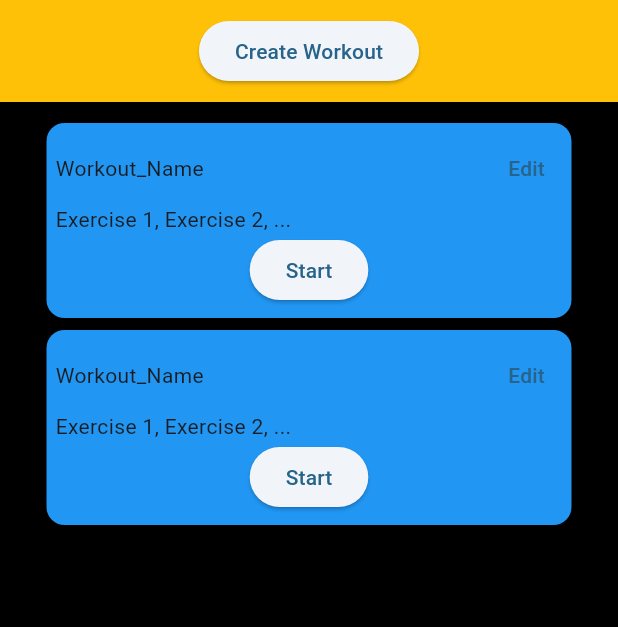
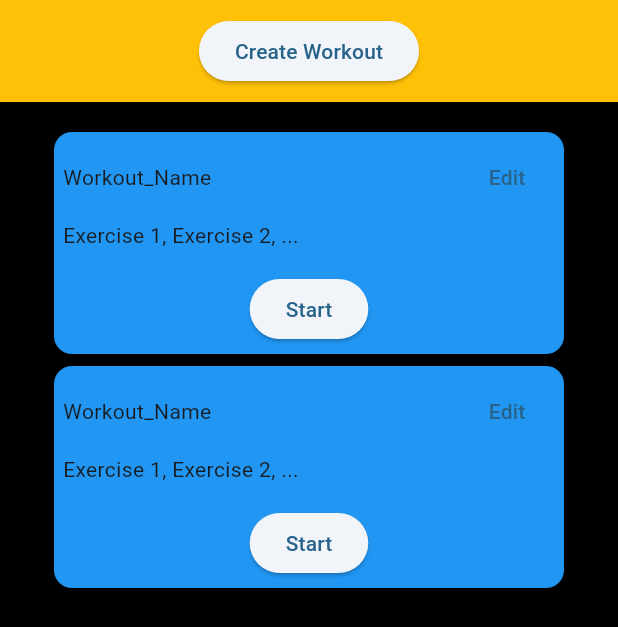
Before and after one commit to egentilucci/work-it-out, a Flutter app: the screen it shows after launch, on a phone screen of 412 x 824 dp. Shown: the top 627 px of the screen. Run offline on Flutter 3.47's test engine with Material 2 defaults, Android fonts, the phone set to English and light mode, and no system bars.

Commit message:
refactor: core review

```diff
--- a/lib/home.dart
+++ b/lib/home.dart
@@ -7,8 +7,8 @@ class HomePage extends StatelessWidget {
   Widget build(BuildContext context) {
     return Scaffold(
       body: SafeArea(
-        child: Center(
-            child: Column(children: [
+        child: Column(
+          children: [
             Container(
               color: Colors.amber,
               padding: const EdgeInsets.all(10.0),
@@ -16,32 +16,29 @@ class HomePage extends StatelessWidget {
                 mainAxisAlignment: MainAxisAlignment.center,
                 children: [
                   ElevatedButton(
-                    onPressed: () {}, child: const Text("Create Workout")),
+                    onPressed: () {},
+                    child: const Text("Create Workout"),
+                  ),
                 ],
               ),
             ),
-          Container(
+            Expanded(
+              child: Container(
+                width: MediaQuery.of(context).size.width,
                 color: Colors.black,
-            padding: const EdgeInsets.all(10.0),
-            height: 771,
-            alignment: Alignment.topCenter,
-            child: const Row(
-              mainAxisAlignment: MainAxisAlignment.center,
+                child: const Padding(
+                  padding: EdgeInsets.symmetric(horizontal: 32.0, vertical: 16.0),
+                  child: Column(
                     children: [
-                Column(
-                  children: [
-                    Row(
-                      children: [WorkoutCard()],
-                    ),
-                    Row(
-                      children: [WorkoutCard()],
-                    ),
-                  ],
-                )
+                      WorkoutCard(),
+                      WorkoutCard(),
                     ],
                   ),
                 ),
-        ])),
+              ),
+            ),
+          ],
+        ),
       ),
     );
   }
@@ -55,53 +52,33 @@ class WorkoutCard extends StatelessWidget {
     return Card(
       elevation: 0,
       color: Colors.blue,
-      child: SizedBox(
-          width: 350,
-          height: 130,
       child: Padding(
         padding: const EdgeInsets.all(6.0),
         child: Column(
           children: [
             Row(
+              mainAxisAlignment: MainAxisAlignment.spaceBetween,
               children: [
-                    const Expanded(
-                      child: Column(
-                        crossAxisAlignment: CrossAxisAlignment.start,
-                        children: [
-                          Text('Workout_Name'),
+                const Text('Workout_Name'),
+                TextButton(
+                  onPressed: () {},
+                  child: const Text("Edit"),
+                )
+              ],
+            ),
+            const SizedBox(height: 5),
+            const Align(
+              alignment: Alignment.centerLeft,
+              child: Text("Exercise 1, Exercise 2, ..."),
+            ),
+            const SizedBox(height: 15),
+            ElevatedButton(
+              onPressed: () {},
+              child: const Text("Start"),
+            ),
           ],
         ),
       ),
-                    Flexible(
-                      fit: FlexFit.tight,
-                      child: Column(
-                        crossAxisAlignment: CrossAxisAlignment.end,
-                        children: [
-                          TextButton(
-                              onPressed: () {},
-                              style: TextButton.styleFrom(
-                                  minimumSize: Size.zero,
-                                  padding: EdgeInsets.zero),
-                              child: const Text("Edit"))
-                        ],
-                      ),
-                    ),
-                  ],
-                ),
-                // ROW 2
-                const Row(
-                  children: [Text("Exercise 1, Exercise 2, ...")],
-                ),
-                // ROW 3
-                Row(
-                  mainAxisAlignment: MainAxisAlignment.center,
-                  children: [
-                    ElevatedButton(onPressed: () {}, child: const Text("Start"))
-                  ],
-                )
-              ],
-            ),
-          )),
     );
   }
 }
```
Lines whose indentation alone changed are shown as unchanged.
